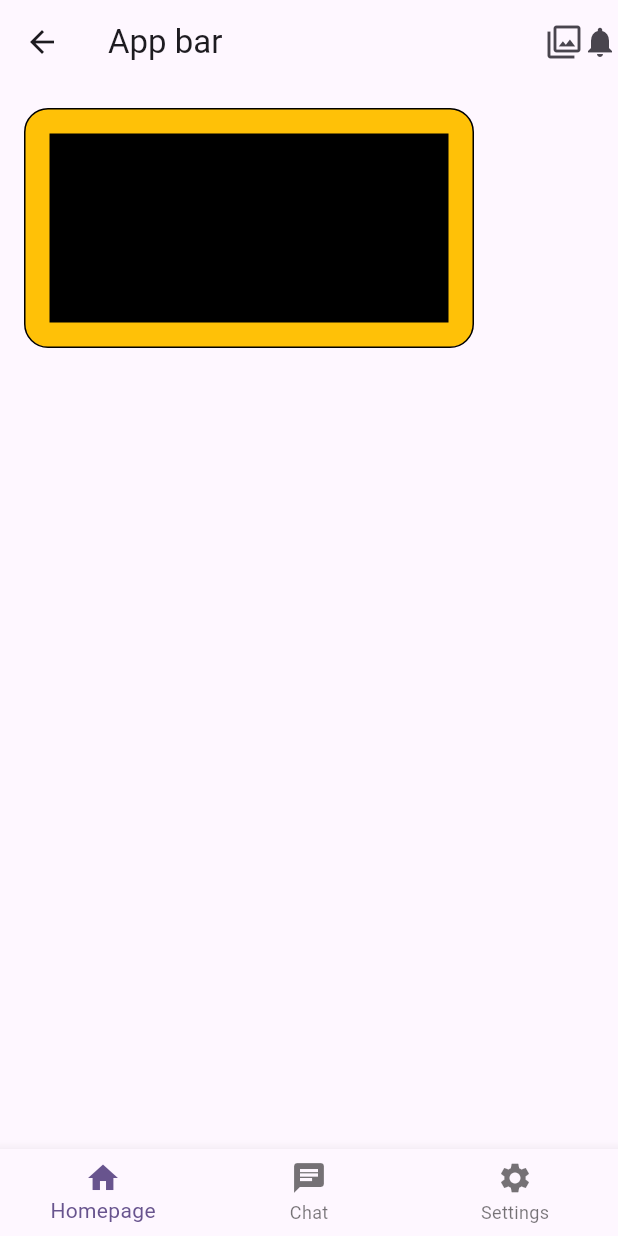
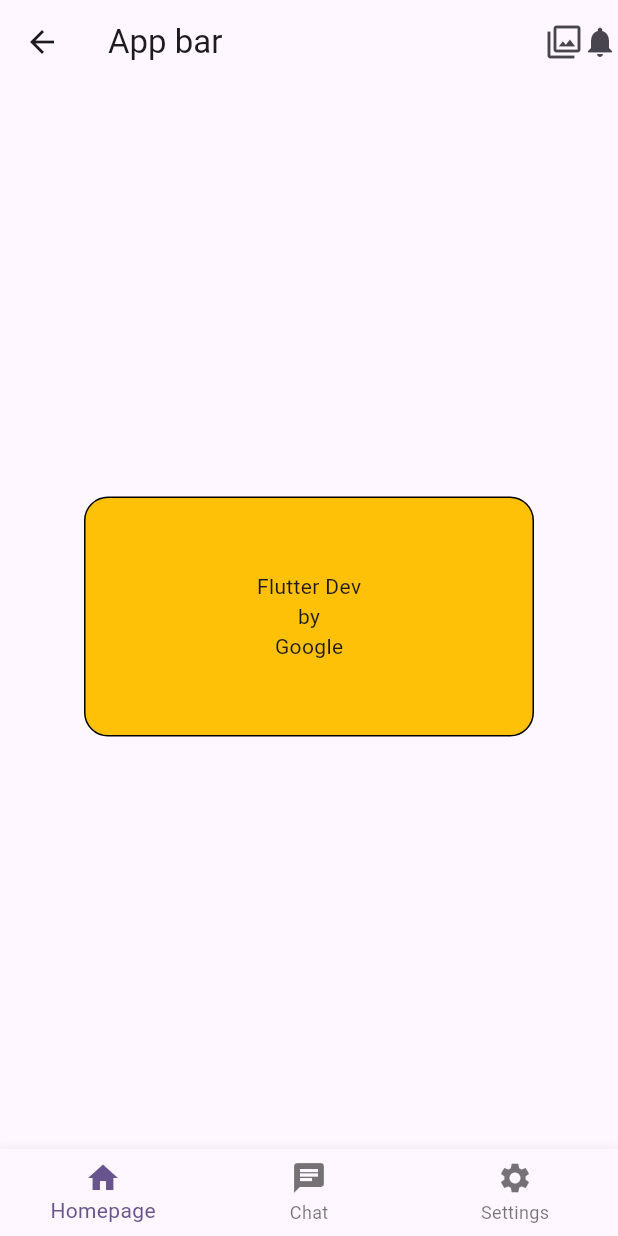
Before and after one commit to fradip12/darma-henwa-flutter, a Flutter app: the screen it shows after launch, on a phone screen of 412 x 824 dp. Run offline on Flutter 3.47's test engine with Material 3 defaults, Android fonts, the phone set to English and light mode, and no system bars.

Commit message:
session 3 : center & column

```diff
--- a/lib/pages/home_page.dart
+++ b/lib/pages/home_page.dart
@@ -14,7 +14,8 @@
           Icon(Icons.notifications),
         ],
       ),
-      body: Container(
+      body: Center(
+        child: Container(
           width: 300,
           height: 160,
           margin: EdgeInsets.all(16),
@@ -24,10 +25,14 @@
             border: Border.all(),
             borderRadius: BorderRadius.circular(16),
           ),
-        child: Container(
-          width: 300,
-          height: 160,
-          color: Colors.black,
+          child: Column(
+            mainAxisAlignment: MainAxisAlignment.center,
+            children: [
+              Text('Flutter Dev'),
+              Text('by'),
+              Text('Google'),
+            ],
+          ),
         ),
       ),
       bottomNavigationBar: BottomNavigationBar(
```
Lines whose indentation alone changed are shown as unchanged.
